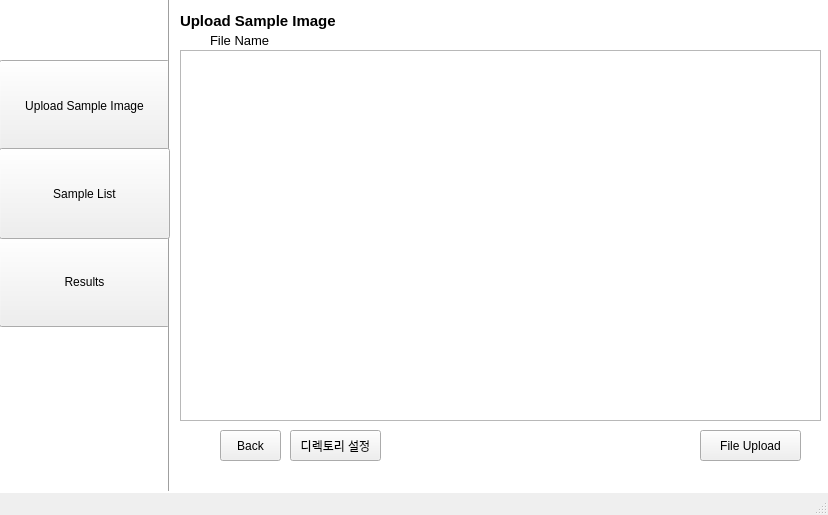
First picture: the form in app/gui/UI/ui_1.ui, repository CSID-DGU/2023-1-CECD3-Sugar-4, before the edit.
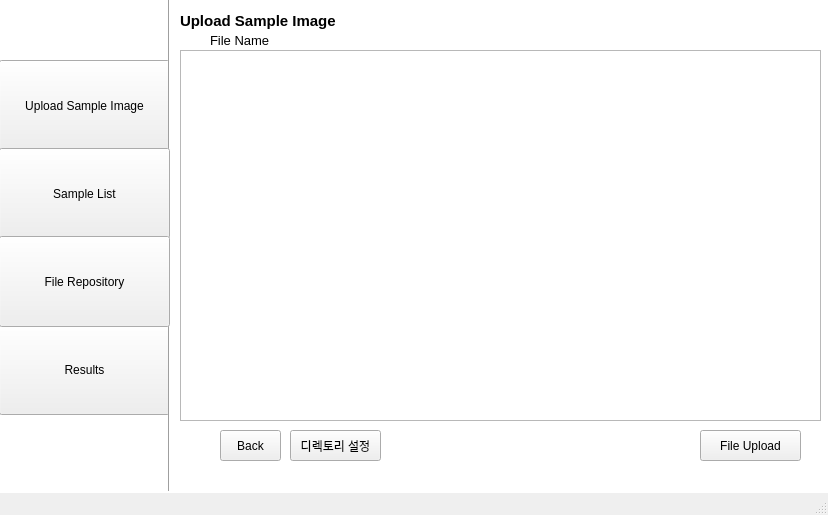
Second picture: the form after the edit.

Commit message:
File Repository 추가
File Repository 추가 (기능 미구현)

```diff
--- a/app/gui/UI/ui_1.ui
+++ b/app/gui/UI/ui_1.ui
@@ -53,7 +53,7 @@
     <property name="geometry">
      <rect>
       <x>-1</x>
-      <y>236</y>
+      <y>324</y>
       <width>171</width>
       <height>91</height>
      </rect>
@@ -178,6 +178,19 @@
      <string>Sample List</string>
     </property>
    </widget>
+   <widget class="QPushButton" name="pushButton_7">
+    <property name="geometry">
+     <rect>
+      <x>-1</x>
+      <y>236</y>
+      <width>171</width>
+      <height>91</height>
+     </rect>
+    </property>
+    <property name="text">
+     <string>File Repository</string>
+    </property>
+   </widget>
   </widget>
   <widget class="QMenuBar" name="menubar">
    <property name="geometry">
```
The commit also changes 8 other files.
